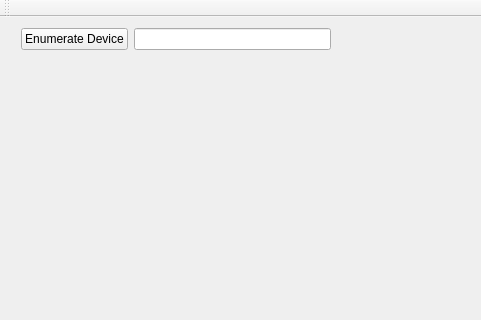
Old version of the form sparrow.ui in the repository P-e-n/SparrowQ; both pictures show x 0 to 481 and y 0 to 320 of the 641 by 467 pixel window.
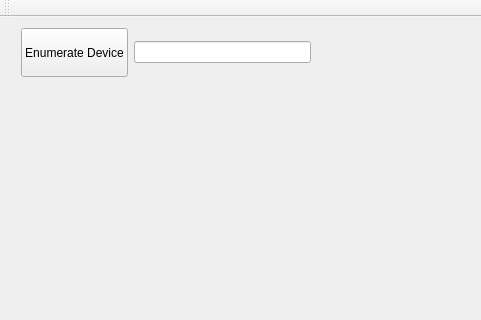
New version of the form.

Commit message: Refine layout size

What changed in the file:
```diff
--- a/sparrow.ui
+++ b/sparrow.ui
@@ -19,8 +19,8 @@
      <rect>
       <x>10</x>
       <y>10</y>
-      <width>321</width>
-      <height>24</height>
+      <width>301</width>
+      <height>51</height>
      </rect>
     </property>
     <layout class="QHBoxLayout" name="horizontalLayout">
@@ -35,6 +35,12 @@
      </property>
      <item>
       <widget class="QPushButton" name="enumerateDeviceButton">
+       <property name="sizePolicy">
+        <sizepolicy hsizetype="Minimum" vsizetype="Minimum">
+         <horstretch>0</horstretch>
+         <verstretch>0</verstretch>
+        </sizepolicy>
+       </property>
        <property name="text">
         <string>Enumerate Device</string>
        </property>
```
